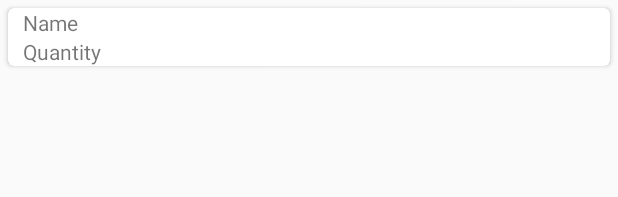
After one commit to wuyouk/HER, an Android app: the layout fragment_tips_recyclerview_item_layout.xml on its own in the app's theme, with its tools: preview values and no code run, on a phone screen of 412 x 824 dp. The commit adds this screen. Shown: the top 197 px of the screen. Run offline under Robolectric (Android 15) with nearby library versions, the phone set to English and light mode, and no system bars; network calls fail.

Commit message:
recycler view adapter and basic layout for tips page

```diff
--- a/app/build.gradle
+++ b/app/build.gradle
@@ -23,4 +23,8 @@ dependencies {
     compile fileTree(include: ['*.jar'], dir: 'libs')
     compile 'com.android.support:appcompat-v7:23.1.0'
     compile project(':volleylibrary')
+    compile 'com.android.support:design:23.1.0'
+    compile 'com.android.support:recyclerview-v7:23.1.0'
+    compile 'com.android.support:cardview-v7:23.1.0'
+    compile 'com.squareup.picasso:picasso:2.5.2'
 }
--- a/app/src/main/java/com/example/davidyu/her/Adapters/PagerAdapter.java
+++ b/app/src/main/java/com/example/davidyu/her/Adapters/PagerAdapter.java
@@ -71,4 +71,5 @@ public class PagerAdapter extends FragmentPagerAdapter {
     public int getCount() {
         return 3;
     }
+
 }
--- /dev/null
+++ b/app/src/main/res/layout/fragment_tips_recyclerview_item_layout.xml
@@ -0,0 +1,48 @@
+<?xml version="1.0" encoding="utf-8"?>
+<android.support.v7.widget.CardView
+    xmlns:card_view="http://schemas.android.com/apk/res-auto"
+    xmlns:android="http://schemas.android.com/apk/res/android"
+    android:id="@+id/card_view"
+    android:layout_width="match_parent"
+    android:layout_height="wrap_content"
+    card_view:cardCornerRadius="4dp"
+    android:layout_margin="5dp">
+
+    <RelativeLayout
+        android:layout_width="match_parent"
+        android:layout_height="wrap_content">
+
+        <ImageView
+            android:layout_width="wrap_content"
+            android:layout_height="wrap_content"
+            android:id="@+id/tipIcon"/>
+
+        <LinearLayout
+            android:layout_width="fill_parent"
+            android:layout_height="wrap_content"
+            android:orientation="vertical"
+            android:layout_toRightOf="@id/tipIcon"
+            android:layout_centerVertical="true"
+            android:layout_marginLeft="10dp">
+
+            <TextView
+                android:layout_width="wrap_content"
+                android:layout_height="wrap_content"
+                android:id="@+id/tipName"
+                android:text="Name"/>
+
+            <TextView
+                android:layout_width="fill_parent"
+                android:layout_height="wrap_content"
+                android:id="@+id/tipsDescription"
+                android:maxLines="1"
+                android:text="Quantity"
+                android:ellipsize="end"
+                />
+
+        </LinearLayout>
+
+
+    </RelativeLayout>
+
+</android.support.v7.widget.CardView>
```
Also changed, not shown: app/src/main/java/com/example/davidyu/her/Activities/MainActivity.java (+7 -0 lines), app/src/main/java/com/example/davidyu/her/Adapters/TipsRecyclerViewAdapter.java (added, +92 -0 lines), app/src/main/java/com/example/davidyu/her/Authenticator/ServerRequest.java (+75 -0 lines), app/src/main/java/com/example/davidyu/her/Fragments/MainSlidingDailyTipsTabFragment.java (+145 -1 lines), app/src/main/java/com/example/davidyu/her/Model/Tip.java (added, +35 -0 lines), app/src/main/java/com/example/davidyu/her/Singleton.java (added, +31 -0 lines), app/src/main/java/com/example/davidyu/her/Updateable.java (added, +8 -0 lines), app/src/main/res/layout/fragment_main_sliding_daily_tips_tab.xml (+5 -8 lines).
